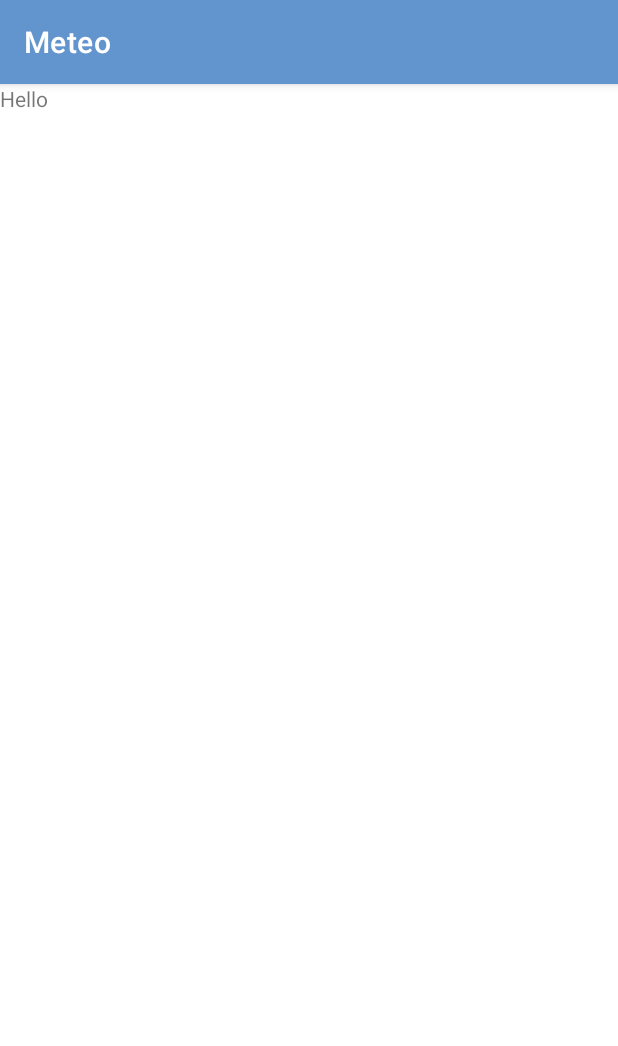
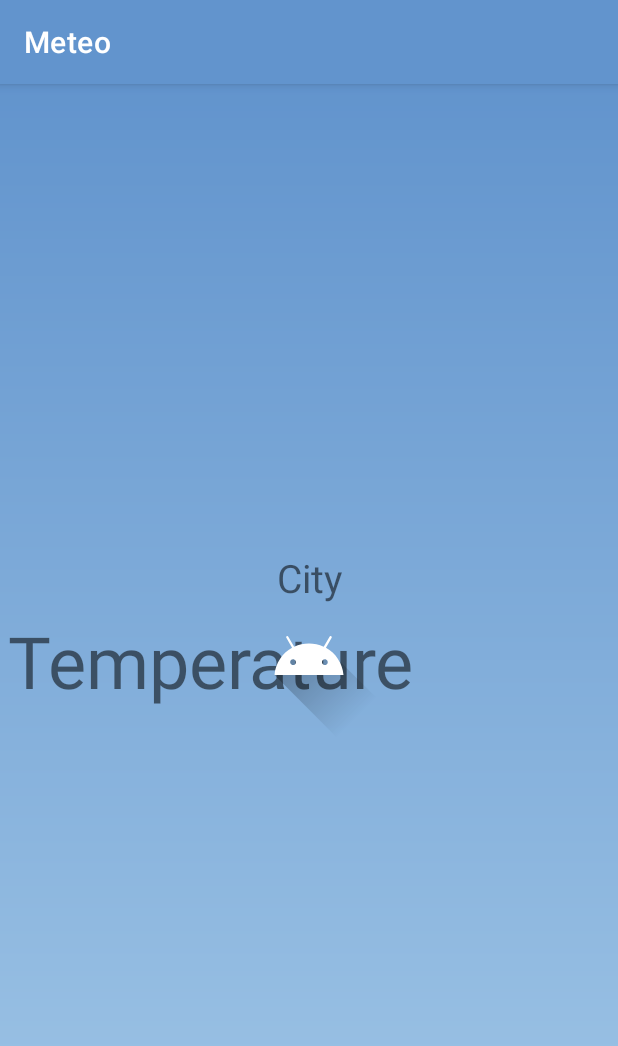
Before and after one commit to rudimentum/Meteo, an Android app: the fragment TodayFragment shown on its own in the app's theme, on a phone screen of 412 x 824 dp. Shown: the top 1046 px of the screen. Run offline under Robolectric (Android 15) with nearby library versions, the phone set to English and light mode, and no system bars.

Commit message:
Fix layouts
Add RecyclerView, day_item.xml for listitem, dimens resourses, gradient background for app

```diff
--- /dev/null
+++ b/app/src/main/res/drawable/gradient_background.xml
@@ -0,0 +1,8 @@
+<?xml version="1.0" encoding="utf-8"?>
+<shape xmlns:android="http://schemas.android.com/apk/res/android"
+    android:shape="rectangle">
+    <gradient
+        android:startColor="@color/blue_200"
+        android:endColor="@color/blue_500"
+        android:angle="90" />
+</shape>
--- a/app/src/main/res/layout/fragment_today.xml
+++ b/app/src/main/res/layout/fragment_today.xml
@@ -1,13 +1,46 @@
 <?xml version="1.0" encoding="utf-8"?>
-<FrameLayout xmlns:android="http://schemas.android.com/apk/res/android"
+<androidx.constraintlayout.widget.ConstraintLayout xmlns:android="http://schemas.android.com/apk/res/android"
+    xmlns:app="http://schemas.android.com/apk/res-auto"
     xmlns:tools="http://schemas.android.com/tools"
     android:layout_width="match_parent"
     android:layout_height="match_parent"
+    android:background="@drawable/gradient_background"
     tools:context=".screens.today.TodayFragment">
 
     <TextView
-        android:layout_width="match_parent"
-        android:layout_height="match_parent"
-        android:text="Hello" />
+        android:id="@+id/currentCity"
+        android:layout_width="wrap_content"
+        android:layout_height="wrap_content"
+        android:text="@string/city"
+        android:textSize="@dimen/app_standard_text"
+        app:layout_constraintBottom_toTopOf="@id/currentTemperature"
+        app:layout_constraintEnd_toEndOf="parent"
+        app:layout_constraintStart_toStartOf="parent" />
 
-</FrameLayout>
+    <TextView
+        android:id="@+id/currentTemperature"
+        android:layout_width="fill_parent"
+        android:layout_height="wrap_content"
+        android:textSize="@dimen/app_large_text"
+        android:padding="@dimen/app_padding"
+        android:text="@string/temperature"
+        app:layout_constraintBottom_toBottomOf="parent"
+        app:layout_constraintEnd_toEndOf="parent"
+        app:layout_constraintStart_toStartOf="parent"
+        app:layout_constraintTop_toTopOf="parent" />
+
+    <ImageView
+        android:id="@+id/dayWeatherIcon"
+        android:layout_width="wrap_content"
+        android:layout_height="wrap_content"
+        android:textSize="@dimen/app_standard_text"
+        android:ellipsize="end"
+        android:layout_margin="@dimen/app_margin"
+        android:src="@drawable/ic_launcher_foreground"
+        android:contentDescription="@string/image_desc"
+        app:layout_constraintBottom_toBottomOf="parent"
+        app:layout_constraintEnd_toEndOf="parent"
+        app:layout_constraintStart_toStartOf="parent"
+        app:layout_constraintTop_toTopOf="parent" />
+
+</androidx.constraintlayout.widget.ConstraintLayout>
--- /dev/null
+++ b/app/src/main/res/values/dimens.xml
@@ -0,0 +1,9 @@
+<?xml version="1.0" encoding="utf-8"?>
+<resources>
+    <dimen name="card_corner_radius">10dp</dimen>
+    <dimen name="card_elevation">10dp</dimen>
+    <dimen name="app_margin">16dp</dimen>
+    <dimen name="app_padding">5dp</dimen>
+    <dimen name="app_standard_text">26sp</dimen>
+    <dimen name="app_large_text">48sp</dimen>
+</resources>
--- a/app/src/main/res/values/strings.xml
+++ b/app/src/main/res/values/strings.xml
@@ -5,6 +5,8 @@
     <string name="settings_button">Settings</string>
     <string name="search_button">Search</string>
     <string name="toolbar_title">Weather Today</string>
-    <!-- TODO: Remove or change this placeholder text -->
-    <string name="hello_blank_fragment">Hello blank fragment</string>
+    <string name="temperature">Temperature</string>
+    <string name="city">City</string>
+    <string name="error">Error</string>
+    <string name="image_desc">icon</string>
 </resources>
```
Also changed, not shown: app/src/main/res/layout/activity_main.xml (+6 -6 lines), app/src/main/res/layout/day_item.xml (added, +51 -0 lines), app/src/main/res/layout/fragment_week.xml (+20 -3 lines).
